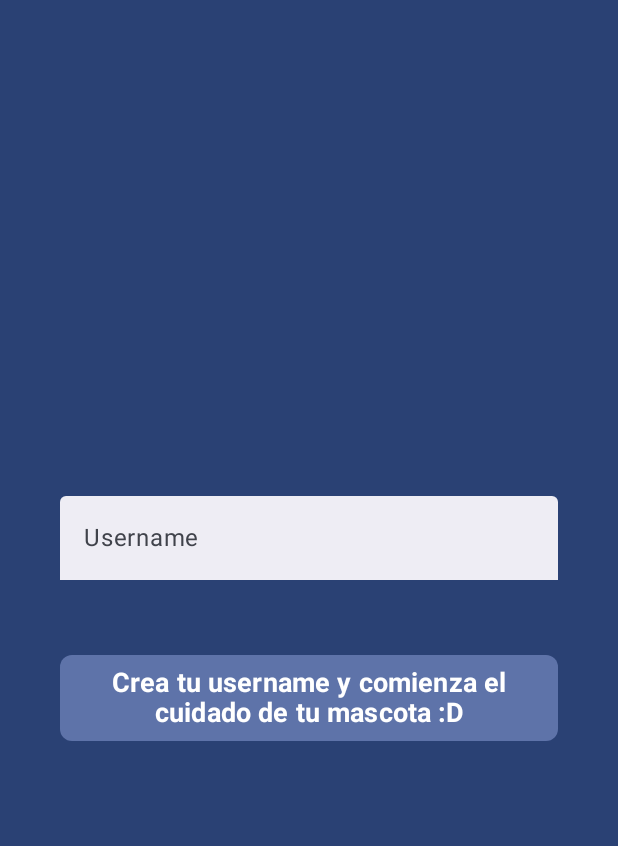
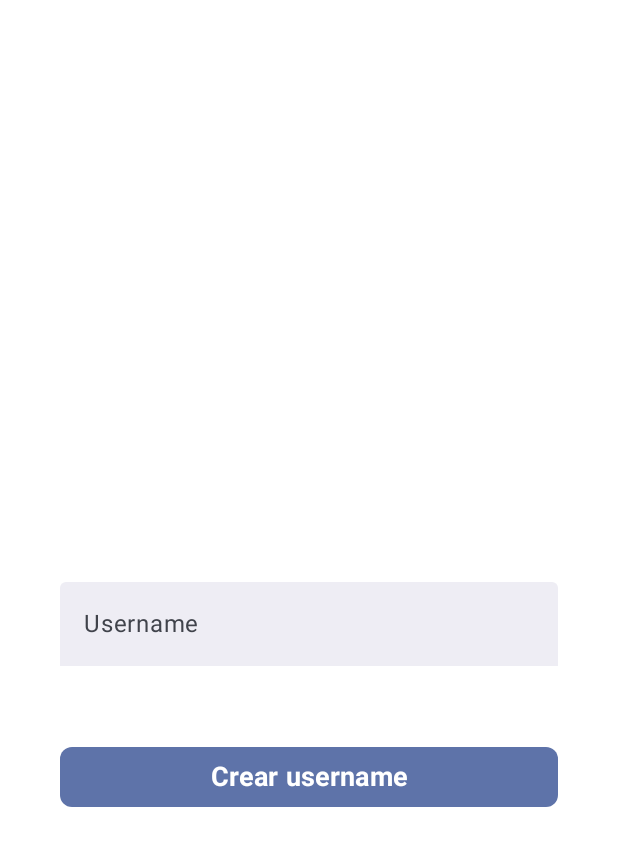
Before and after one commit to FernandoEmilianoFloresDeLaRiva/rexproject, an Android app built with Jetpack Compose: the screen it shows after launch (MainActivity), on a phone screen of 412 x 824 dp. Shown: the top 846 px of the screen. Run offline under Robolectric (Android 15) with nearby library versions, the phone set to English and light mode, and no system bars.

Commit message:
working on home view

```diff
--- a/app/src/main/java/com/example/rexproject/core/ui/router/IndexRouter.kt
+++ b/app/src/main/java/com/example/rexproject/core/ui/router/IndexRouter.kt
@@ -7,7 +7,9 @@ import androidx.compose.runtime.remember
 import androidx.compose.ui.Modifier
 import com.example.rexproject.core.data.local.shared_preferences.UserPreferences
 import com.example.rexproject.create_user.ui.view.CreateUserView
+import com.example.rexproject.home.ui.view.HomeView
 import com.example.rexproject.shared.data.states.user.LocalUser
+import com.example.rexproject.shared.data.states.user.getUser
 import com.example.rexproject.shared.data.states.user.setUser
 
 @Composable
@@ -18,6 +20,7 @@ fun IndexRouter(ctx : Context, modifier: Modifier = Modifier) {
 
     if (userFromPreferences.id != -1 && userFromPreferences.username != "") {
         localUser.setUser(userFromPreferences)
+        HomeView(username = localUser.getUser().username)
     }else{
         CreateUserView()
     }
--- a/app/src/main/java/com/example/rexproject/core/ui/theme/Color.kt
+++ b/app/src/main/java/com/example/rexproject/core/ui/theme/Color.kt
@@ -2,10 +2,14 @@ package com.example.rexproject.core.ui.theme
 
 import androidx.compose.ui.graphics.Color
 
-val Purple80 = Color(0xFFD0BCFF)
-val PurpleGrey80 = Color(0xFFCCC2DC)
-val Pink80 = Color(0xFFEFB8C8)
+val PrimaryColor = Color(0xFF71B340)
+val SecondaryColor = Color(0xFFF4D03F)
+val AccentColor = Color(0xFFEB984E)
+val BackgroundColor = Color(0xFF5DADE2)
+val TextColor = Color(0xFFB2BABB)
 
-val Purple40 = Color(0xFF6650a4)
-val PurpleGrey40 = Color(0xFF625b71)
-val Pink40 = Color(0xFF7D5260)
+val PrimaryDark = Color(0xFF4E7331)
+val SecondaryDark = Color(0xFFD4AC0D)
+val AccentDark = Color(0xFFD68910)
+val BackgroundDark = Color(0xFF2874A6)
+val TextDark = Color(0xFF808B96)
--- a/app/src/main/java/com/example/rexproject/core/ui/theme/Theme.kt
+++ b/app/src/main/java/com/example/rexproject/core/ui/theme/Theme.kt
@@ -1,6 +1,5 @@
 package com.example.rexproject.core.ui.theme
 
-import android.app.Activity
 import android.os.Build
 import androidx.compose.foundation.isSystemInDarkTheme
 import androidx.compose.material3.MaterialTheme
@@ -9,28 +8,29 @@ import androidx.compose.material3.dynamicDarkColorScheme
 import androidx.compose.material3.dynamicLightColorScheme
 import androidx.compose.material3.lightColorScheme
 import androidx.compose.runtime.Composable
+import androidx.compose.ui.graphics.Color
 import androidx.compose.ui.platform.LocalContext
 
-private val DarkColorScheme = darkColorScheme(
-    primary = Purple80,
-    secondary = PurpleGrey80,
-    tertiary = Pink80
+val LightColorScheme = lightColorScheme(
+    primary = PrimaryColor,
+    secondary = SecondaryColor,
+    tertiary = AccentColor,
+    background = BackgroundColor,
+    onPrimary = Color.White,
+    onSecondary = Color.Black,
+    onTertiary = Color.Black,
+    onBackground = TextColor
 )
 
-private val LightColorScheme = lightColorScheme(
-    primary = Purple40,
-    secondary = PurpleGrey40,
-    tertiary = Pink40
-
-    /* Other default colors to override
-    background = Color(0xFFFFFBFE),
-    surface = Color(0xFFFFFBFE),
+val DarkColorScheme = darkColorScheme(
+    primary = PrimaryDark,
+    secondary = SecondaryDark,
+    tertiary = AccentDark,
+    background = BackgroundDark,
     onPrimary = Color.White,
-    onSecondary = Color.White,
-    onTertiary = Color.White,
-    onBackground = Color(0xFF1C1B1F),
-    onSurface = Color(0xFF1C1B1F),
-    */
+    onSecondary = Color.Black,
+    onTertiary = Color.Black,
+    onBackground = TextDark
 )
 
 @Composable
--- /dev/null
+++ b/app/src/main/java/com/example/rexproject/create_user/domain/dtos/CreateUserDto.kt
@@ -0,0 +1,3 @@
+package com.example.rexproject.create_user.domain.dtos
+
+data class CreateUserDto(val username : String, val token : String)
--- a/app/src/main/java/com/example/rexproject/create_user/ui/view/CreateUserView.kt
+++ b/app/src/main/java/com/example/rexproject/create_user/ui/view/CreateUserView.kt
@@ -36,11 +36,24 @@ fun CreateUserView(
     Column(
         modifier = modifier
             .fillMaxSize()
-            .background(color = colorScheme.primary)
+            .background(color = colorScheme.onSecondaryContainer)
             .padding(40.dp),
         verticalArrangement = Arrangement.Center,
         horizontalAlignment = Alignment.CenterHorizontally
     ){
+
+        Text(
+            text = "Crea tu username y comienza el cuidado de tu mascota :D",
+            color = colorScheme.onPrimary,
+            fontSize = 24.sp,
+            fontWeight = FontWeight.Bold,
+            textAlign = TextAlign.Center,
+            lineHeight = 28.sp
+        )
+
+        Spacer(modifier = modifier.height(50.dp))
+
+
         TextField(
             modifier = modifier.fillMaxWidth(),
             colors = TextFieldDefaults.colors(
@@ -58,7 +71,7 @@ fun CreateUserView(
         Spacer(modifier = modifier.height(50.dp))
 
         Button(
-            onClick = {},
+            onClick = { createUserViewModel.saveUsername() },
             modifier = modifier.fillMaxWidth(),
             colors = ButtonDefaults.buttonColors(
                containerColor = colorScheme.primaryContainer,
@@ -66,7 +79,7 @@ fun CreateUserView(
             shape = RoundedCornerShape(8.dp)
         ) {
             Text(
-                "Crea tu username y comienza el cuidado de tu mascota :D",
+                "Crear username",
                 color = colorScheme.onPrimaryContainer,
                 fontSize = 18.sp,
                 fontWeight = FontWeight.Bold,
--- a/app/src/main/java/com/example/rexproject/create_user/ui/viewmodel/CreateUserViewModel.kt
+++ b/app/src/main/java/com/example/rexproject/create_user/ui/viewmodel/CreateUserViewModel.kt
@@ -4,6 +4,7 @@ import android.app.Application
 import androidx.compose.runtime.mutableStateOf
 import androidx.lifecycle.AndroidViewModel
 import com.example.rexproject.core.data.local.shared_preferences.UserPreferences
+import com.example.rexproject.core.domain.adapters.UserAdapter
 
 class CreateUserViewModel(app : Application) : AndroidViewModel(app) {
     val _username = mutableStateOf("")
@@ -17,7 +18,7 @@ class CreateUserViewModel(app : Application) : AndroidViewModel(app) {
 
     fun saveUsername () {
         // petición al back
-        // val userRes = UserAdapter()
-        // userPreferences.saveUserData(userRes)
+        val userRes = UserAdapter(1, "fer")
+        userPreferences.saveUserData(userRes)
     }
 }
```
Also changed, not shown: app/src/main/java/com/example/rexproject/create_user/domain/models/CreateUserState.kt (added, +8 -0 lines), app/src/main/java/com/example/rexproject/home/ui/view/HomeView.kt (added, +54 -0 lines), app/src/main/java/com/example/rexproject/shared/ui/LifeBar.kt (added, +9 -0 lines).
